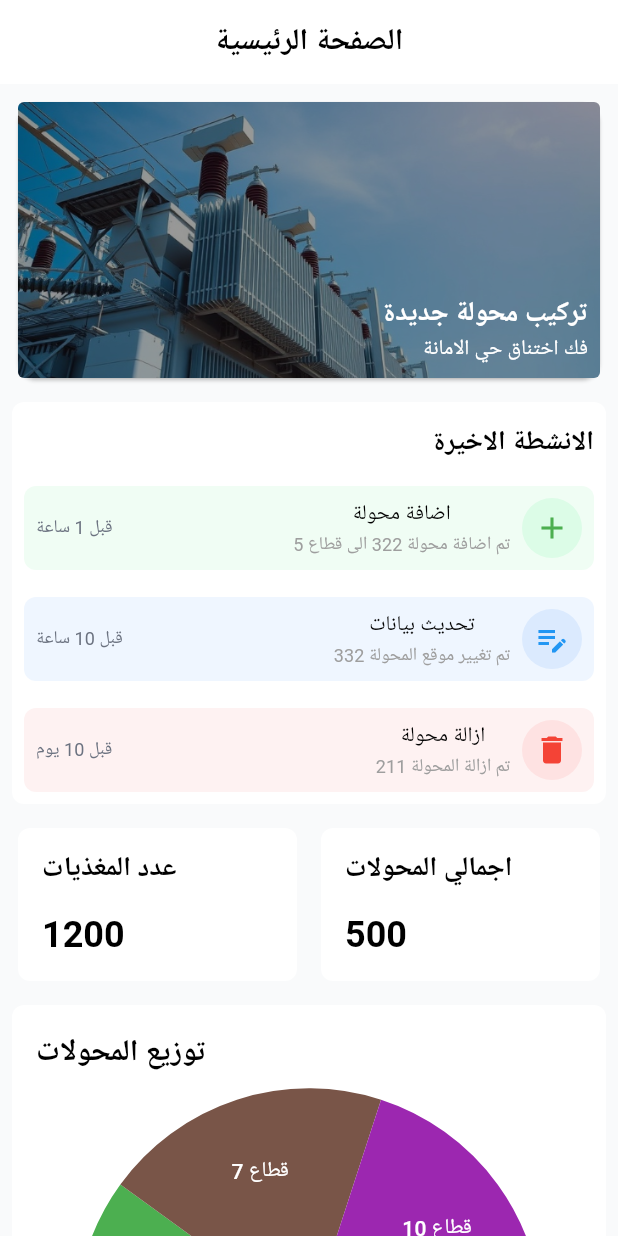
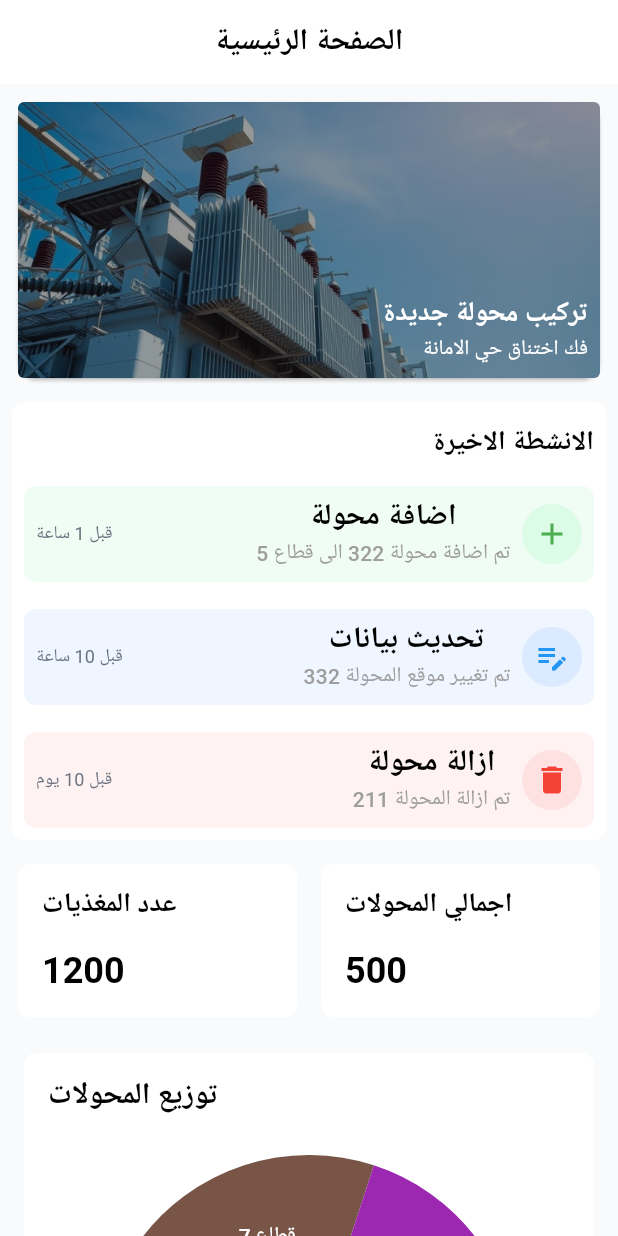
Before and after one commit to jalalcheff/gis_helper, a Flutter app: the screen it shows after launch, on a phone screen of 412 x 824 dp. Run offline on Flutter 3.47's test engine with Material 3 defaults, Android fonts, the light colour scheme and no system bars; drawn by our look-alikes of fl_chart; our stand-ins replace bloc, cloud_firestore, firebase_core, hive_flutter; accounts and stored records are empty.

Commit message:
add pie chart without aspect ration and modify last changes font

```diff
--- a/lib/presentation/screen/home_screen/home_screen.dart
+++ b/lib/presentation/screen/home_screen/home_screen.dart
@@ -91,9 +91,9 @@ class _HomeBodyState extends State<HomeBody> {
           height: styleConstants.extraLargeDp,
         ),
         Center(
-          child: AspectRatio(
-            aspectRatio: 1,
-            child: Container(
+          child: Container(
+              width: mediaQuery.size.width,
+              margin: EdgeInsets.all(styleConstants.largeDp),
               padding: EdgeInsets.all(styleConstants.extraLargeDp),
               decoration: BoxDecoration(
                 borderRadius: BorderRadius.all(
@@ -110,8 +110,10 @@ class _HomeBodyState extends State<HomeBody> {
                               .textTheme
                               .titleLarge
                               ?.copyWith(color: Colors.black, fontSize: styleConstants.headLine3))),
-                  AspectRatio(
-                    aspectRatio: 1.1,
+                  SizedBox(height: styleConstants.extraLargeDp,),
+                  SizedBox(
+                    height: 300,
+                    width: mediaQuery.size.width,
                     child: PieChart(
                       PieChartData(
                           sectionsSpace: 0,
@@ -141,7 +143,6 @@ class _HomeBodyState extends State<HomeBody> {
                 ],
               ),
             ),
-          ),
         ),
         SizedBox(
           height: styleConstants.extraLargeDp,
--- a/lib/presentation/screen/home_screen/home_screen_latest_changes_widget.dart
+++ b/lib/presentation/screen/home_screen/home_screen_latest_changes_widget.dart
@@ -111,14 +111,14 @@ class HomeScreenLatestChangesWidget {
                       title,
                       style: Theme.of(context)
                           .textTheme
-                          .titleMedium
-                          ?.copyWith(color: Colors.black),
+                          .titleLarge
+                          ?.copyWith(color: Colors.black, fontSize: styleConstants.headLine3),
                     ),
                     Text(
                       subtitle,
                       style: Theme.of(context)
                           .textTheme
-                          .titleSmall
+                          .titleMedium
                           ?.copyWith(color: Colors.grey),
                     )
                   ],
```
